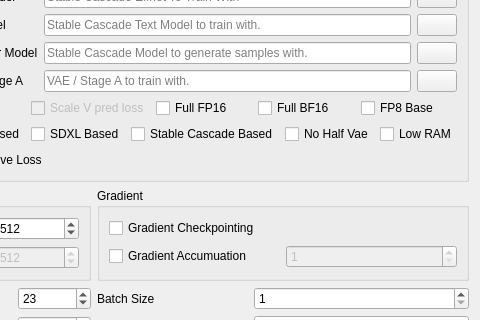
Qt form ui_files/BaseUI.ui (67372a/LoRA_Easy_Training_Scripts) before a commit; both pictures show x 95 to 575 and y 110 to 430 of the 575 by 620 pixel window.
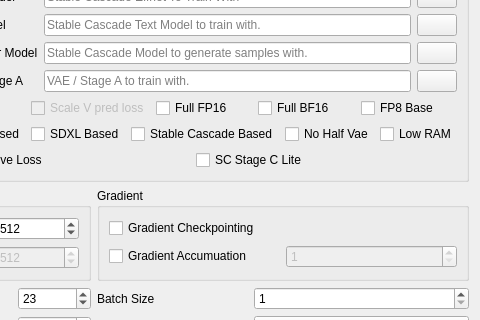
The same form after that commit. Custom widgets are drawn as their Qt base class.

Commit message: Add support for setting SC stage c lite, disable more options that are not valid for SC

What changed in the file:
```diff
--- a/ui_files/BaseUI.ui
+++ b/ui_files/BaseUI.ui
@@ -671,6 +671,16 @@
           </property>
          </widget>
         </item>
+        <item>
+         <widget class="QCheckBox" name="sc_stage_c_lite_enable">
+          <property name="toolTip">
+           <string>&lt;html&gt;&lt;head/&gt;&lt;body&gt;&lt;p&gt;For Stable Cascade only, set if using lite / 1B stage c.&lt;/p&gt;&lt;/body&gt;&lt;/html&gt;</string>
+          </property>
+          <property name="text">
+           <string>SC Stage C Lite</string>
+          </property>
+         </widget>
+        </item>
        </layout>
       </item>
       <item row="5" column="0">
```
The commit also changes 6 other files.
